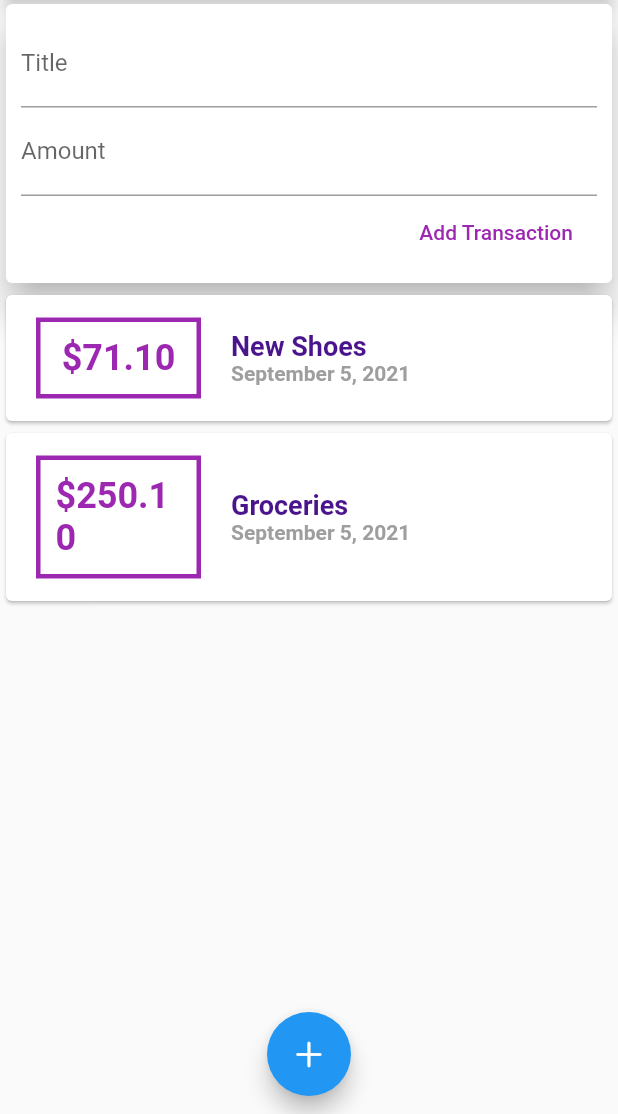
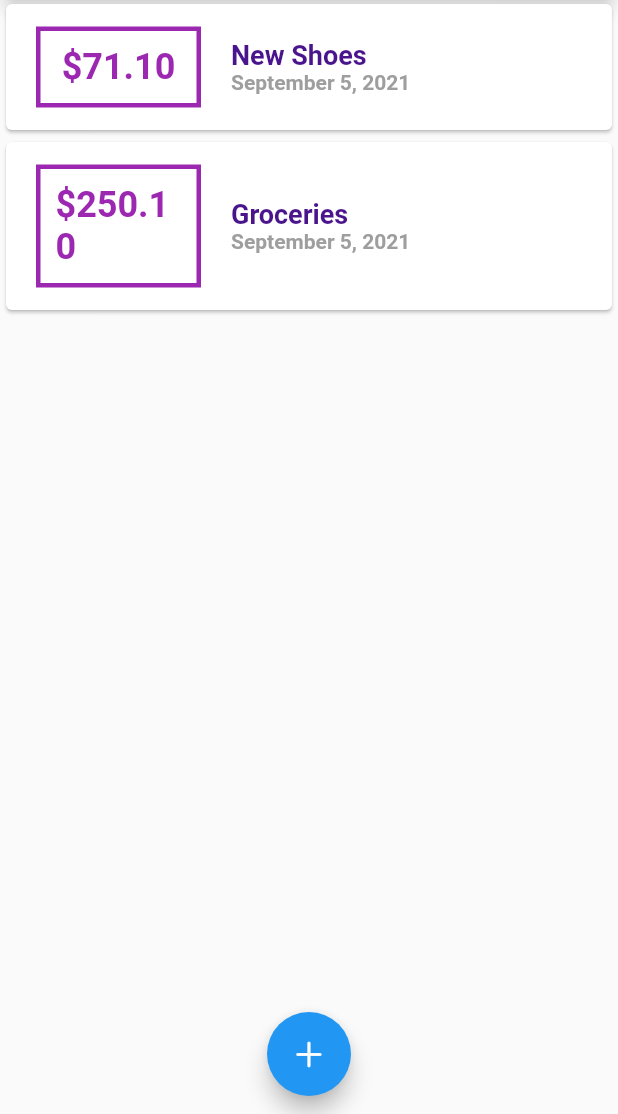
Before and after one commit to karlytoz/expenses, a Flutter app: the screen it shows after launch, on a phone screen of 412 x 824 dp, the part 122-1236 px from its top. Run offline on Flutter 3.47's test engine with Material 2 defaults, Android fonts, the phone set to English and light mode, and no system bars.

Commit message:
Convert to stateful widget to manage state to allow a floating add transaction form

```diff
--- a/lib/main.dart
+++ b/lib/main.dart
@@ -1,7 +1,9 @@
 import 'package:flutter/cupertino.dart';
+import 'package:flutter/material.dart';
 
-import './widgets/userTransactions.dart';
-import 'package:flutter/material.dart';
+import './models/transaction.dart';
+import './widgets/newTransaction.dart';
+import './widgets/transactionList.dart';
 
 void main() {
   runApp(MyApp());
@@ -24,17 +26,52 @@ class MyApp extends StatelessWidget {
   }
 }
 
-// void startAddNewTransaction(BuildContext ctx) {
-//   showModalBottomSheet(context: ctx, builder: (bCtx) {});
-// }
+class MyHomePage extends StatefulWidget {
+  @override
+  State<MyHomePage> createState() => _MyHomePageState();
+}
 
-class MyHomePage extends StatelessWidget {
+class _MyHomePageState extends State<MyHomePage> {
+  final List<Transaction> _userTransactions = [
+    Transaction(
+        id: 't1', title: 'New Shoes', amount: 71.10, date: DateTime.now()),
+    Transaction(
+        id: 't2', title: 'Groceries', amount: 250.10, date: DateTime.now()),
+  ];
+
+  void _addNewTransaction(String title, double amount) {
+    final newTx = Transaction(
+        id: DateTime.now().toString(),
+        title: title,
+        amount: amount,
+        date: DateTime.now());
+    setState(() {
+      _userTransactions.add(newTx);
+    });
+  }
+
+  void _startAddNewTransaction(BuildContext ctx) {
+    showModalBottomSheet(
+        context: ctx,
+        builder: (bCtx) {
+          return GestureDetector(
+            child: NewTransaction(_addNewTransaction),
+            onTap: () {},
+            behavior: HitTestBehavior.opaque,
+          );
+        });
+  }
+
   @override
   Widget build(BuildContext context) {
     return Scaffold(
       appBar: AppBar(
         title: Text('Expenses'),
-        actions: <Widget>[IconButton(onPressed: () {}, icon: Icon(Icons.add))],
+        actions: <Widget>[
+          IconButton(
+              icon: Icon(Icons.add),
+              onPressed: () => _startAddNewTransaction(context))
+        ],
       ),
       body: SingleChildScrollView(
         child: Column(
@@ -50,14 +87,14 @@ class MyHomePage extends StatelessWidget {
                   elevation: 5,
                 ),
               ),
-              UserTransactions(),
+              TransactionList(_userTransactions),
             ]),
       ),
       floatingActionButtonLocation:
           FloatingActionButtonLocation.miniCenterFloat,
       floatingActionButton: FloatingActionButton(
         child: Icon(CupertinoIcons.add),
-        onPressed: () {},
+        onPressed: () => _startAddNewTransaction(context),
       ),
     );
   }
--- a/lib/widgets/userTransactions.dart
+++ /dev/null
@@ -1,39 +0,0 @@
-import 'package:flutter/material.dart';
-
-import './transactionList.dart';
-import './newTransaction.dart';
-import '../models/transaction.dart';
-
-class UserTransactions extends StatefulWidget {
-  @override
-  _UserTransactionsState createState() => _UserTransactionsState();
-}
-
-class _UserTransactionsState extends State<UserTransactions> {
-  final List<Transaction> _userTransactions = [
-    Transaction(
-        id: 't1', title: 'New Shoes', amount: 71.10, date: DateTime.now()),
-    Transaction(
-        id: 't2', title: 'Groceries', amount: 250.10, date: DateTime.now()),
-  ];
-  void _addNewTransaction(String title, double amount) {
-    final newTx = Transaction(
-        id: DateTime.now().toString(),
-        title: title,
-        amount: amount,
-        date: DateTime.now());
-    setState(() {
-      _userTransactions.add(newTx);
-    });
-  }
-
-  @override
-  Widget build(BuildContext context) {
-    return Column(
-      children: <Widget>[
-        NewTransaction(_addNewTransaction),
-        TransactionList(_userTransactions),
-      ],
-    );
-  }
-}
```
